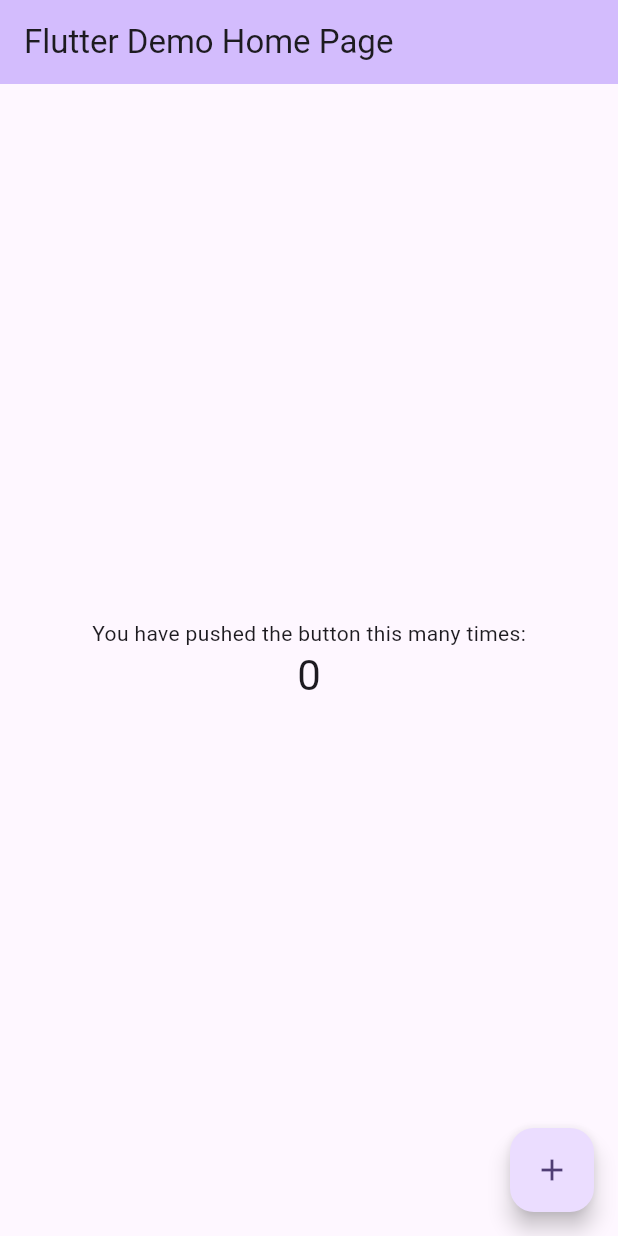
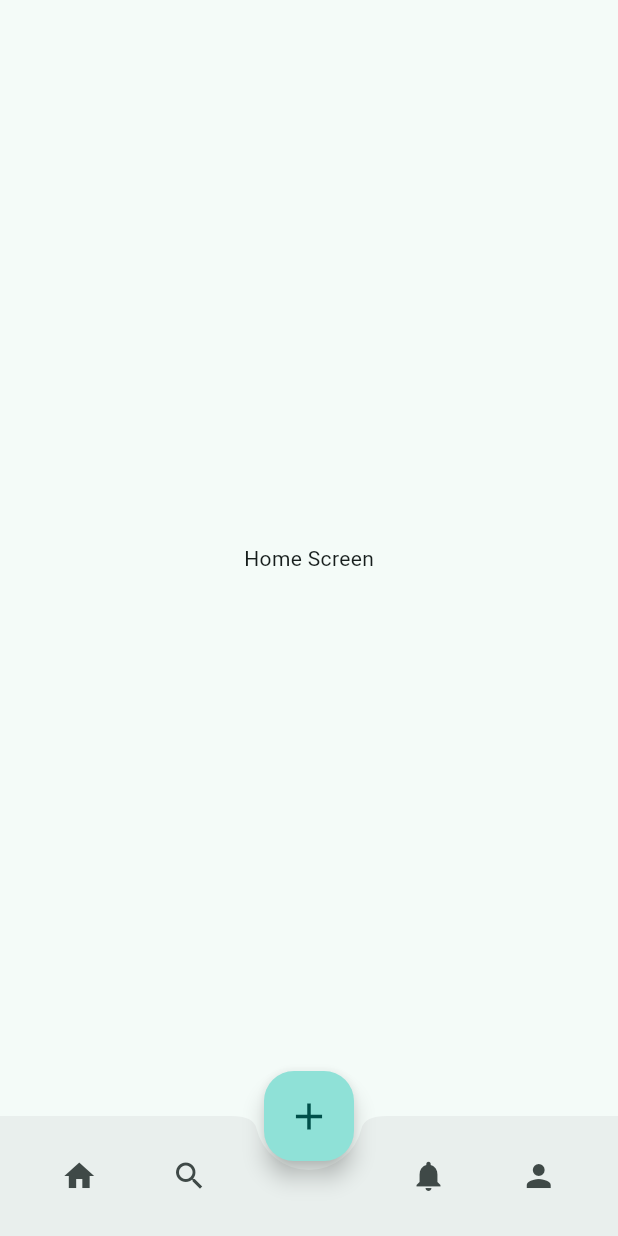
Before and after one commit to Biker-Mice/Client, a Flutter app: the screen it shows after launch, on a phone screen of 412 x 824 dp. Run offline on Flutter 3.47's test engine with Material 3 defaults, Android fonts, the phone set to English and light mode, and no system bars; our stand-ins replace device_preview.

Commit message:
bottom navbar screen updated

```diff
--- /dev/null
+++ b/lib/Screens/HomeScreen.dart
@@ -0,0 +1,108 @@
+import 'package:client/Screens/AppointmentScreen.dart';
+import 'package:client/Screens/NotificationScreen.dart';
+import 'package:client/Screens/ProfileScreen.dart';
+import 'package:client/Screens/SerachScreen.dart';
+import 'package:flutter/material.dart';
+
+class HomeScreen extends StatefulWidget {
+  const HomeScreen({super.key});
+
+  @override
+  State<HomeScreen> createState() => _HomeScreenState();
+}
+
+class _HomeScreenState extends State<HomeScreen> {
+  int selectedIndex = 0;
+
+  final List<Widget> _pages = [
+    Center(child: Text('Home Screen')), // Home
+    SearchScreen(), // Search
+    AppointmentScreen(), // Appointment
+    NotificationScreen(), // Notification
+    ProfileScreen(), // Profile
+  ];
+
+  void _onItemTapped(int index) {
+    setState(() {
+      selectedIndex = index;
+    });
+  }
+
+  @override
+  Widget build(BuildContext context) {
+    return Scaffold(
+      body:Column(
+         children: [
+           if (selectedIndex == 0)
+            Expanded(
+              child: Container(
+                alignment: Alignment.center,
+                child: Text('Home Screen'),
+              ),
+            )
+          else
+            Expanded(
+              child: _pages[selectedIndex],
+            ),
+         ],
+
+
+      ), // Directly display the selected page
+
+      floatingActionButton: SizedBox(
+        width: 60,
+        height: 60,
+        child: FloatingActionButton(
+          backgroundColor: const Color(0xFF8FE1D7),
+          onPressed: () {
+            _onItemTapped(2); // Navigate to Appointment Screen
+          },
+          child: Icon(
+            Icons.add,
+            size: 30,
+          ),
+          shape: RoundedRectangleBorder(
+            borderRadius: BorderRadius.circular(20),
+          ),
+        ),
+      ),
+
+      floatingActionButtonLocation: FloatingActionButtonLocation.centerDocked,
+
+      bottomNavigationBar: BottomAppBar(
+        shape: const CircularNotchedRectangle(),
+        notchMargin: 6.0,
+        child: Row(
+          mainAxisAlignment: MainAxisAlignment.spaceAround,
+          children: <Widget>[
+            IconButton(
+              icon: const Icon(Icons.home),
+              onPressed: () {
+                _onItemTapped(0);
+              },
+            ),
+            IconButton(
+              icon: const Icon(Icons.search),
+              onPressed: () {
+                _onItemTapped(1);
+              },
+            ),
+            const SizedBox(width: 60),
+            IconButton(
+              icon: const Icon(Icons.notifications),
+              onPressed: () {
+                _onItemTapped(3); // Change to Notification on button press
+              },
+            ),
+            IconButton(
+              icon: const Icon(Icons.person),
+              onPressed: () {
+                _onItemTapped(4); // Change to Profile on button press
+              },
+            ),
+          ],
+        ),
+      ),
+    );
+  }
+}
--- a/lib/main.dart
+++ b/lib/main.dart
@@ -1,125 +1,31 @@
+import 'package:client/Screens/SplashScreen.dart';
 import 'package:flutter/material.dart';
+import 'package:device_preview/device_preview.dart';
+import 'package:flutter/foundation.dart';
 
 void main() {
-  runApp(const MyApp());
+  runApp(
+    DevicePreview(
+      enabled: !kReleaseMode,
+      builder: (context) => const MyApp(),
+    ),
+  );
 }
 
 class MyApp extends StatelessWidget {
   const MyApp({super.key});
 
-  // This widget is the root of your application.
   @override
   Widget build(BuildContext context) {
     return MaterialApp(
-      title: 'Flutter Demo',
-      theme: ThemeData(
-        // This is the theme of your application.
-        //
-        // TRY THIS: Try running your application with "flutter run". You'll see
-        // the application has a purple toolbar. Then, without quitting the app,
-        // try changing the seedColor in the colorScheme below to Colors.green
-        // and then invoke "hot reload" (save your changes or press the "hot
-        // reload" button in a Flutter-supported IDE, or press "r" if you used
-        // the command line to start the app).
-        //
-        // Notice that the counter didn't reset back to zero; the application
-        // state is not lost during the reload. To reset the state, use hot
-        // restart instead.
-        //
-        // This works for code too, not just values: Most code changes can be
-        // tested with just a hot reload.
-        colorScheme: ColorScheme.fromSeed(seedColor: Colors.deepPurple),
-        useMaterial3: true,
-      ),
-      home: const MyHomePage(title: 'Flutter Demo Home Page'),
-    );
+        debugShowCheckedModeBanner: false,
+        title: 'Flutter Demo',
+        theme: ThemeData(
+          colorScheme: ColorScheme.fromSeed(
+            seedColor: Color(0xFF8FE1D7),
+          ),
+          useMaterial3: true,
+        ),
+        home: const SplashScreen());
   }
 }
-
-class MyHomePage extends StatefulWidget {
-  const MyHomePage({super.key, required this.title});
-
-  // This widget is the home page of your application. It is stateful, meaning
-  // that it has a State object (defined below) that contains fields that affect
-  // how it looks.
-
-  // This class is the configuration for the state. It holds the values (in this
-  // case the title) provided by the parent (in this case the App widget) and
-  // used by the build method of the State. Fields in a Widget subclass are
-  // always marked "final".
-
-  final String title;
-
-  @override
-  State<MyHomePage> createState() => _MyHomePageState();
-}
-
-class _MyHomePageState extends State<MyHomePage> {
-  int _counter = 0;
-
-  void _incrementCounter() {
-    setState(() {
-      // This call to setState tells the Flutter framework that something has
-      // changed in this State, which causes it to rerun the build method below
-      // so that the display can reflect the updated values. If we changed
-      // _counter without calling setState(), then the build method would not be
-      // called again, and so nothing would appear to happen.
-      _counter++;
-    });
-  }
-
-  @override
-  Widget build(BuildContext context) {
-    // This method is rerun every time setState is called, for instance as done
-    // by the _incrementCounter method above.
-    //
-    // The Flutter framework has been optimized to make rerunning build methods
-    // fast, so that you can just rebuild anything that needs updating rather
-    // than having to individually change instances of widgets.
-    return Scaffold(
-      appBar: AppBar(
-        // TRY THIS: Try changing the color here to a specific color (to
-        // Colors.amber, perhaps?) and trigger a hot reload to see the AppBar
-        // change color while the other colors stay the same.
-        backgroundColor: Theme.of(context).colorScheme.inversePrimary,
-        // Here we take the value from the MyHomePage object that was created by
-        // the App.build method, and use it to set our appbar title.
-        title: Text(widget.title),
-      ),
-      body: Center(
-        // Center is a layout widget. It takes a single child and positions it
-        // in the middle of the parent.
-        child: Column(
-          // Column is also a layout widget. It takes a list of children and
-          // arranges them vertically. By default, it sizes itself to fit its
-          // children horizontally, and tries to be as tall as its parent.
-          //
-          // Column has various properties to control how it sizes itself and
-          // how it positions its children. Here we use mainAxisAlignment to
-          // center the children vertically; the main axis here is the vertical
-          // axis because Columns are vertical (the cross axis would be
-          // horizontal).
-          //
-          // TRY THIS: Invoke "debug painting" (choose the "Toggle Debug Paint"
-          // action in the IDE, or press "p" in the console), to see the
-          // wireframe for each widget.
-          mainAxisAlignment: MainAxisAlignment.center,
-          children: <Widget>[
-            const Text(
-              'You have pushed the button this many times:',
-            ),
-            Text(
-              '$_counter',
-              style: Theme.of(context).textTheme.headlineMedium,
-            ),
-          ],
-        ),
-      ),
-      floatingActionButton: FloatingActionButton(
-        onPressed: _incrementCounter,
-        tooltip: 'Increment',
-        child: const Icon(Icons.add),
-      ), // This trailing comma makes auto-formatting nicer for build methods.
-    );
-  }
-}
--- a/pubspec.yaml
+++ b/pubspec.yaml
@@ -46,6 +46,7 @@ dev_dependencies:
   # package. See that file for information about deactivating specific lint
   # rules and activating additional ones.
   flutter_lints: ^2.0.0
+  device_preview: ^1.1.0
 
 # For information on the generic Dart part of this file, see the
 # following page: https://dart.dev/tools/pub/pubspec
@@ -59,8 +60,8 @@ flutter:
   uses-material-design: true
 
   # To add assets to your application, add an assets section, like this:
-  # assets:
-  #   - images/a_dot_burr.jpeg
+  assets:
+    - assets/image/image.png
   #   - images/a_dot_ham.jpeg
 
   # An image asset can refer to one or more resolution-specific "variants", see
```
Also changed, not shown: lib/Screens/AppointmentScreen.dart (added, +14 -0 lines), lib/Screens/NotificationScreen.dart (added, +14 -0 lines), lib/Screens/ProfileScreen.dart (added, +14 -0 lines), lib/Screens/SerachScreen.dart (added, +14 -0 lines), lib/Screens/SplashScreen.dart (added, +35 -0 lines), assets/image/image.png (added), pubspec.lock, 1 other file.
